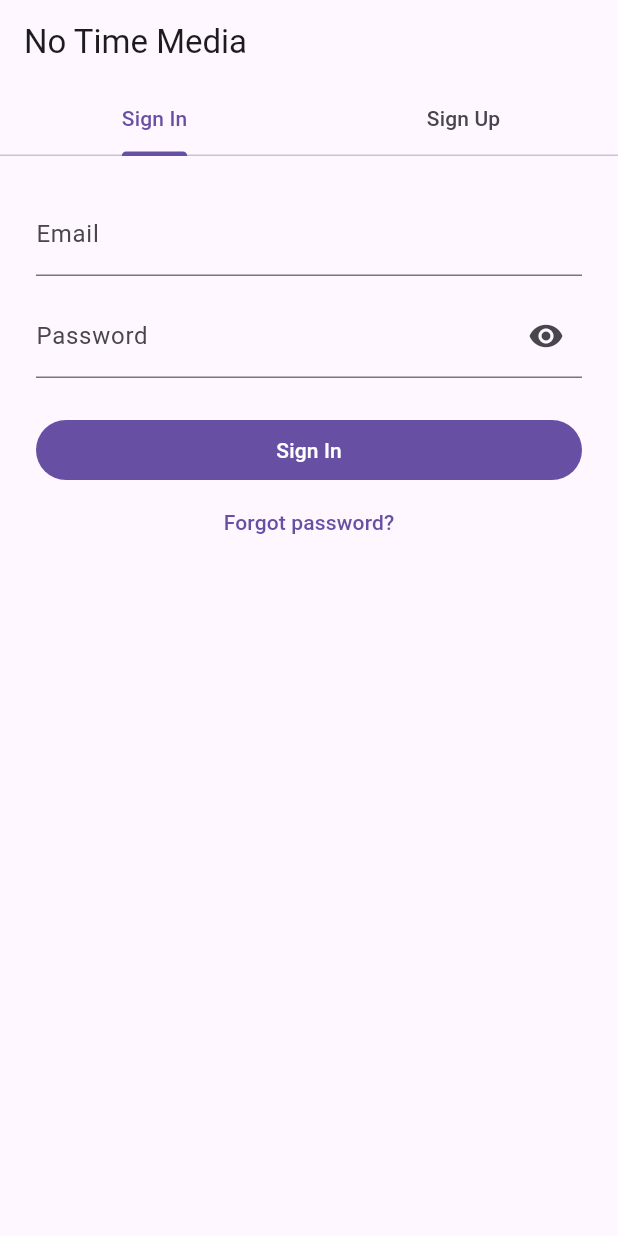
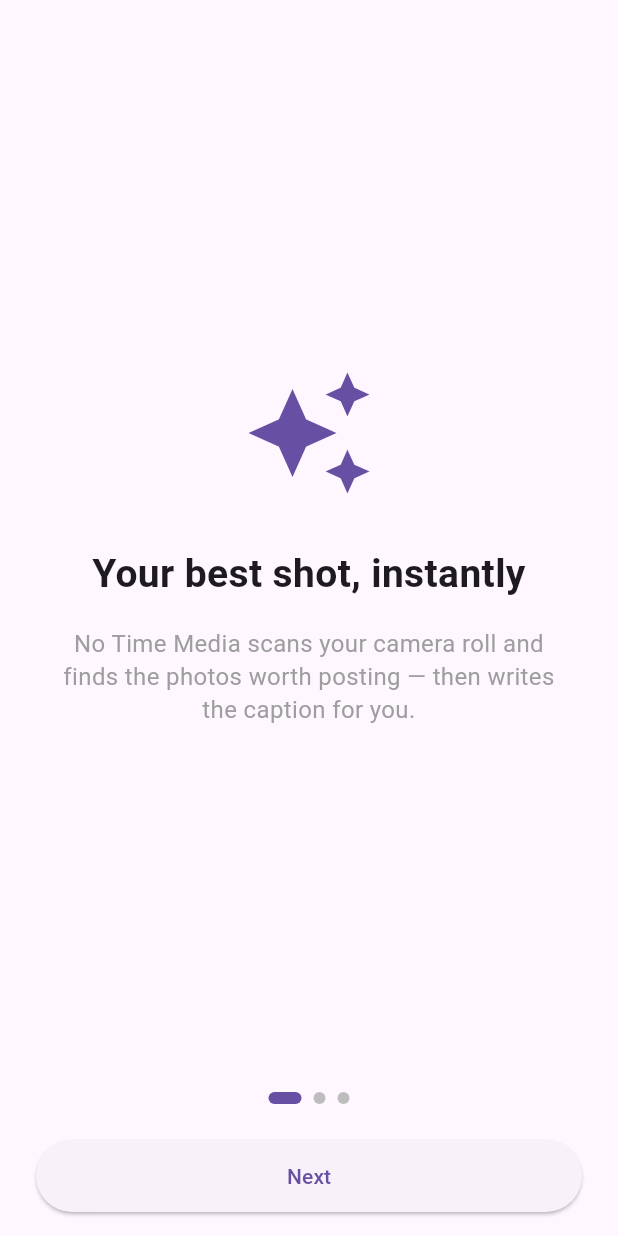
Before and after one commit to rchai12/no-time-social-media, a Flutter app: the screen it shows after launch, on a phone screen of 412 x 824 dp. Run offline on Flutter 3.47's test engine with Material 3 defaults, Android fonts, the phone set to English and light mode, and no system bars; our stand-ins replace flutter_riverpod, freezed_annotation, go_router, hive, hive_flutter, share_plus and 3 more; missing offline and left inert: google_mlkit_face_detection, google_mlkit_image_labeling, photo_manager, purchases_flutter; accounts and stored records are empty.

Commit message:
feat: prepare Phase 7 store identity, legal screens, and onboarding
Set Android/iOS package IDs and SDK floors, add ProGuard and signing
hooks, WebView privacy/terms, first-launch onboarding, limited-photo
banner, and release logging. Icon/splash artwork and store upload
remain human tasks.

Co-authored-by: rchai12 <rchai12@users.noreply.github.com>

```diff
--- a/no_time_media/lib/core/router.dart
+++ b/no_time_media/lib/core/router.dart
@@ -1,10 +1,14 @@
 import 'package:go_router/go_router.dart';
 import 'package:supabase_flutter/supabase_flutter.dart';
 import 'package:no_time_media/core/models/post_draft.dart';
+import 'package:no_time_media/core/services/prefs_service.dart';
 import 'package:no_time_media/core/utils/go_router_refresh_stream.dart';
 import 'package:no_time_media/core/widgets/app_shell.dart';
 import 'package:no_time_media/features/auth/auth_screen.dart';
 import 'package:no_time_media/features/draft_history/draft_history_screen.dart';
+import 'package:no_time_media/features/legal/privacy_policy_screen.dart';
+import 'package:no_time_media/features/legal/terms_screen.dart';
+import 'package:no_time_media/features/onboarding/onboarding_screen.dart';
 import 'package:no_time_media/features/photo_scan/photo_scan_screen.dart';
 import 'package:no_time_media/features/post_editor/post_editor_screen.dart';
 import 'package:no_time_media/features/settings/settings_screen.dart';
@@ -17,13 +21,25 @@ final appRouter = GoRouter(
   ),
   redirect: (context, state) {
     final isSignedIn = Supabase.instance.client.auth.currentUser != null;
-    final isOnAuth = state.matchedLocation == '/auth';
+    final onboardingSeen = PrefsService.onboardingSeen;
+    final location = state.matchedLocation;
 
-    if (!isSignedIn && !isOnAuth) return '/auth';
-    if (isSignedIn && isOnAuth) return '/scan';
+    // First launch: show onboarding before anything else
+    if (!onboardingSeen && location != '/onboarding') return '/onboarding';
+
+    // Auth guard
+    if (!isSignedIn && location != '/auth' && location != '/onboarding') {
+      return '/auth';
+    }
+    if (isSignedIn && location == '/auth') return '/scan';
+
     return null;
   },
   routes: [
+    GoRoute(
+      path: '/onboarding',
+      builder: (context, state) => const OnboardingScreen(),
+    ),
     GoRoute(
       path: '/auth',
       builder: (context, state) => const AuthScreen(),
@@ -56,5 +72,13 @@ final appRouter = GoRouter(
       path: '/paywall',
       builder: (context, state) => const PaywallScreen(),
     ),
+    GoRoute(
+      path: '/privacy',
+      builder: (context, state) => const PrivacyPolicyScreen(),
+    ),
+    GoRoute(
+      path: '/terms',
+      builder: (context, state) => const TermsScreen(),
+    ),
   ],
 );
--- a/no_time_media/lib/core/services/photo_service.dart
+++ b/no_time_media/lib/core/services/photo_service.dart
@@ -9,15 +9,23 @@ class PhotoPermissionDeniedException implements Exception {
   String toString() => 'Permission denied';
 }
 
+class PhotoFetchResult {
+  const PhotoFetchResult({required this.photos, this.isLimited = false});
+
+  final List<PhotoEntity> photos;
+  final bool isLimited;
+}
+
 class PhotoService {
   /// Fetches the last N photos from the device gallery, newest first.
-  static Future<List<PhotoEntity>> fetchLastPhotos(int count) async {
+  static Future<PhotoFetchResult> fetchLastPhotos(int count) async {
     try {
       debugPrint('Checking permissions...');
 
       final status = await PhotoManager.requestPermissionExtend();
       debugPrint('Permission status: $status');
 
+      // isAuth is true for both authorized AND limited
       if (!status.isAuth) {
         throw const PhotoPermissionDeniedException();
       }
@@ -32,7 +40,9 @@ class PhotoService {
         ),
       );
 
-      if (albums.isEmpty) return [];
+      if (albums.isEmpty) {
+        return PhotoFetchResult(photos: const [], isLimited: status.isLimited);
+      }
 
       final List<AssetEntity> assets =
           await albums.first.getAssetListRange(start: 0, end: count);
@@ -61,7 +71,7 @@ class PhotoService {
         }
       }
 
-      return photos;
+      return PhotoFetchResult(photos: photos, isLimited: status.isLimited);
     } catch (e) {
       debugPrint('Error in fetchLastPhotos: $e');
       rethrow;
--- a/no_time_media/lib/core/services/prefs_service.dart
+++ b/no_time_media/lib/core/services/prefs_service.dart
@@ -4,6 +4,7 @@ class PrefsService {
   static Box<dynamic> get _box => Hive.box('prefs');
 
   static const _keyPhotoCount = 'defaultPhotoCount';
+  static const _keyOnboardingSeen = 'onboardingSeen';
 
   static int get photoCount {
     final value = _box.get(_keyPhotoCount) as int?;
@@ -13,4 +14,10 @@ class PrefsService {
   static Future<void> setPhotoCount(int count) async {
     await _box.put(_keyPhotoCount, count.clamp(10, 50).toInt());
   }
+
+  static bool get onboardingSeen =>
+      (_box.get(_keyOnboardingSeen) as bool?) ?? false;
+
+  static Future<void> markOnboardingSeen() =>
+      _box.put(_keyOnboardingSeen, true);
 }
--- /dev/null
+++ b/no_time_media/lib/features/onboarding/onboarding_screen.dart
@@ -0,0 +1,150 @@
+import 'package:flutter/material.dart';
+import 'package:go_router/go_router.dart';
+import 'package:photo_manager/photo_manager.dart';
+import 'package:no_time_media/core/services/prefs_service.dart';
+
+class OnboardingScreen extends StatefulWidget {
+  const OnboardingScreen({super.key});
+
+  @override
+  State<OnboardingScreen> createState() => _OnboardingScreenState();
+}
+
+class _OnboardingScreenState extends State<OnboardingScreen> {
+  final _controller = PageController();
+  int _page = 0;
+
+  static const _pages = [
+    _OnboardingPageData(
+      icon: Icons.auto_awesome,
+      title: 'Your best shot, instantly',
+      body:
+          'No Time Media scans your camera roll and finds the photos worth posting — then writes the caption for you.',
+    ),
+    _OnboardingPageData(
+      icon: Icons.dynamic_feed,
+      title: 'Scan → Curate → Post',
+      body:
+          'On-device AI scores your photos. Cloud AI writes Instagram-ready captions. You just tap Share.',
+    ),
+    _OnboardingPageData(
+      icon: Icons.photo_library_outlined,
+      title: 'Allow photo access',
+      body:
+          'We scan your recent photos on-device. Your photos never leave your phone without your approval.',
+    ),
+  ];
+
+  Future<void> _finish() async {
+    await PhotoManager.requestPermissionExtend();
+    await PrefsService.markOnboardingSeen();
+    if (mounted) context.go('/scan');
+  }
+
+  void _next() {
+    if (_page < _pages.length - 1) {
+      _controller.nextPage(
+        duration: const Duration(milliseconds: 280),
+        curve: Curves.easeOut,
+      );
+    } else {
+      _finish();
+    }
+  }
+
+  @override
+  void dispose() {
+    _controller.dispose();
+    super.dispose();
+  }
+
+  @override
+  Widget build(BuildContext context) {
+    final isLast = _page == _pages.length - 1;
+    return Scaffold(
+      body: SafeArea(
+        child: Column(
+          children: [
+            Expanded(
+              child: PageView.builder(
+                controller: _controller,
+                itemCount: _pages.length,
+                onPageChanged: (index) => setState(() => _page = index),
+                itemBuilder: (context, index) {
+                  final page = _pages[index];
+                  return Padding(
+                    padding: const EdgeInsets.all(32),
+                    child: Column(
+                      mainAxisAlignment: MainAxisAlignment.center,
+                      children: [
+                        Icon(page.icon, size: 88, color: Theme.of(context).colorScheme.primary),
+                        const SizedBox(height: 32),
+                        Text(
+                          page.title,
+                          textAlign: TextAlign.center,
+                          style: const TextStyle(
+                            fontSize: 26,
+                            fontWeight: FontWeight.bold,
+                          ),
+                        ),
+                        const SizedBox(height: 16),
+                        Text(
+                          page.body,
+                          textAlign: TextAlign.center,
+                          style: const TextStyle(fontSize: 16, height: 1.4, color: Colors.grey),
+                        ),
+                      ],
+                    ),
+                  );
+                },
+              ),
+            ),
+            Row(
+              mainAxisAlignment: MainAxisAlignment.center,
+              children: List.generate(_pages.length, (index) {
+                final selected = index == _page;
+                return AnimatedContainer(
+                  duration: const Duration(milliseconds: 200),
+                  margin: const EdgeInsets.symmetric(horizontal: 4),
+                  height: 8,
+                  width: selected ? 22 : 8,
+                  decoration: BoxDecoration(
+                    color: selected
+                        ? Theme.of(context).colorScheme.primary
+                        : Colors.grey.shade400,
+                    borderRadius: BorderRadius.circular(8),
+                  ),
+                );
+              }),
+            ),
+            Padding(
+              padding: const EdgeInsets.fromLTRB(24, 24, 24, 16),
+              child: SizedBox(
+                width: double.infinity,
+                child: ElevatedButton(
+                  onPressed: _next,
+                  style: ElevatedButton.styleFrom(
+                    padding: const EdgeInsets.symmetric(vertical: 14),
+                  ),
+                  child: Text(isLast ? 'Allow Access' : 'Next'),
+                ),
+              ),
+            ),
+          ],
+        ),
+      ),
+    );
+  }
+}
+
+class _OnboardingPageData {
+  const _OnboardingPageData({
+    required this.icon,
+    required this.title,
+    required this.body,
+  });
+
+  final IconData icon;
+  final String title;
+  final String body;
+}
--- a/no_time_media/lib/main.dart
+++ b/no_time_media/lib/main.dart
@@ -1,3 +1,4 @@
+import 'package:flutter/foundation.dart';
 import 'package:flutter/material.dart';
 import 'package:flutter_riverpod/flutter_riverpod.dart';
 import 'package:hive_flutter/hive_flutter.dart';
@@ -21,7 +22,7 @@ void main() async {
 
   const revenueCatKey = String.fromEnvironment('REVENUECAT_KEY');
   if (revenueCatKey.isNotEmpty) {
-    await Purchases.setLogLevel(LogLevel.debug);
+    await Purchases.setLogLevel(kReleaseMode ? LogLevel.warn : LogLevel.debug);
     await Purchases.configure(PurchasesConfiguration(revenueCatKey));
     final userId = Supabase.instance.client.auth.currentUser?.id;
     if (userId != null) {
```
Also changed, not shown: no_time_media/lib/core/providers/photo_scan_provider.dart (+13 -5 lines), no_time_media/lib/features/legal/privacy_policy_screen.dart (added, +29 -0 lines), no_time_media/lib/features/legal/terms_screen.dart (added, +29 -0 lines), no_time_media/lib/features/photo_scan/photo_scan_screen.dart (+36 -6 lines), no_time_media/lib/features/settings/settings_screen.dart (+4 -15 lines), no_time_media/lib/features/subscription/paywall_screen.dart (+20 -4 lines), no_time_media/pubspec.yaml (+30 -71 lines), no_time_media/pubspec.lock, 21 other files.
